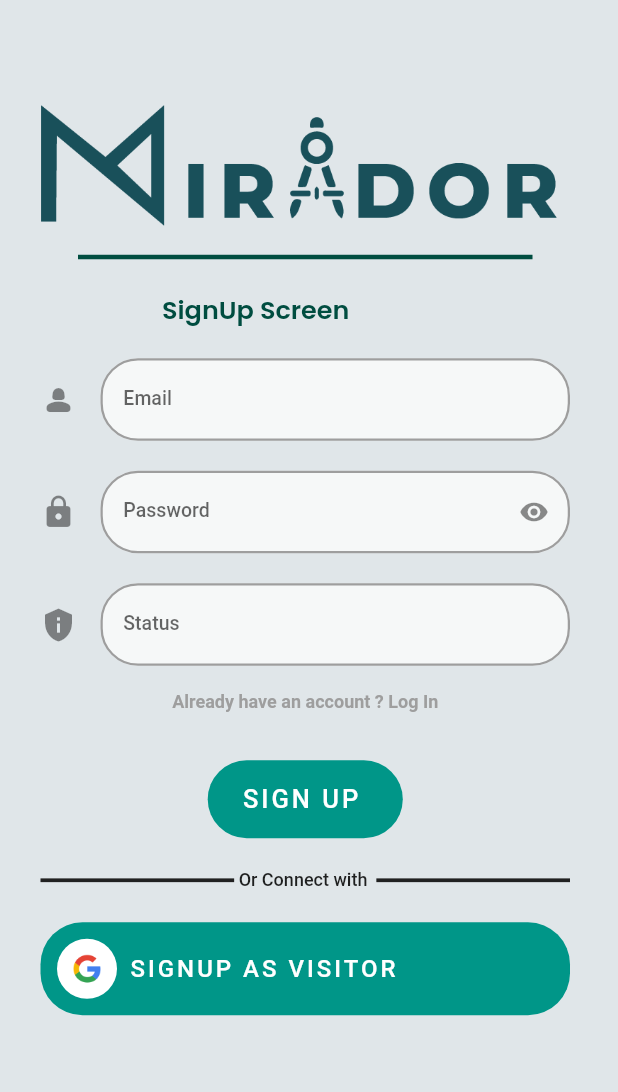
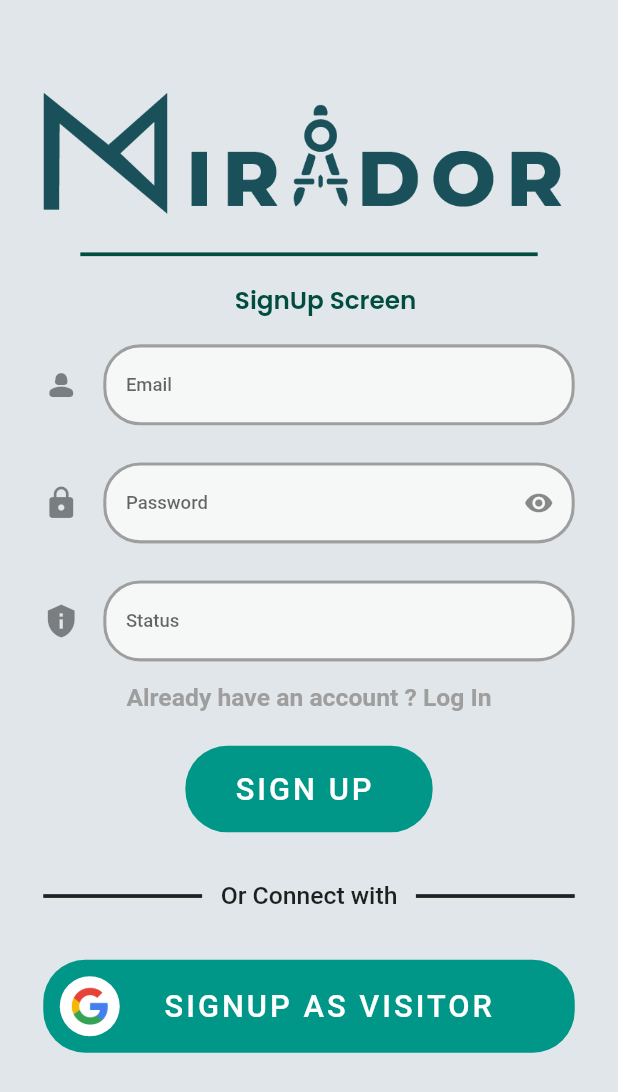
Before and after one commit to maryam-fatima/campus-mirador, a Flutter app: the screen it shows after launch, after a tap on "CONTINUE", on a phone screen of 412 x 824 dp. Shown: the top 1092 px of the screen. Run offline on Flutter 3.47's test engine with Material 2 defaults, Android fonts, the phone set to English and light mode, and no system bars; our stand-ins replace cloud_firestore, firebase_auth, firebase_core, font_awesome_flutter, google_fonts, google_sign_in and 2 more; missing offline and left inert: chat_gpt_sdk; accounts and stored records are empty; network calls fail.

Commit message:
made welcome & signup responsive

```diff
--- a/lib/screens/Authentication/signUp.dart
+++ b/lib/screens/Authentication/signUp.dart
@@ -28,43 +28,46 @@
 
   @override
   Widget build(BuildContext context) {
+    final Size screenSize = MediaQuery.of(context).size;
+    final double height = screenSize.height;
+    final double width = screenSize.width;
+
     return Scaffold(
       backgroundColor: Color(0xFFE0E6E9),
       body: SafeArea(
         child: Container(
-          margin: EdgeInsets.fromLTRB(7, 50, 12, 30),
-          padding: EdgeInsets.all(20),
+          margin: EdgeInsets.fromLTRB(
+              width * 0.02, height * 0.05, width * 0.02, height * 0.03),
+          padding: EdgeInsets.all(width * 0.05),
           decoration: BoxDecoration(
-              borderRadius: BorderRadius.circular(15),
+              borderRadius: BorderRadius.circular(width * 0.05),
               color: Color(0xFFE0E6E9)),
           child: Wrap(
-            spacing: 6,
+            spacing: width * 0.01,
             children: [
               Image(image: AssetImage('images/heading.png')),
               SizedBox(
-                height: 10,
+                height: height * 0.02,
               ),
               Divider(
                 color: Colors.teal.shade900,
                 //color of divider
-                height: 5,
-                //height spacing of divider
-                thickness: 3,
-                //thickness of divier line
-                indent: 25,
-                //spacing at the start of divider
-                endIndent: 25, //spacing at the end of divider
+                height: height * 0.005,
+                thickness: height * 0.003,
+                indent: width * 0.06,
+                endIndent: width * 0.06,
               ),
               SizedBox(
-                height: 40,
+                height: height * 0.04,
               ),
               Padding(
-                padding: const EdgeInsets.fromLTRB(75, 20, 0, 20),
+                padding: EdgeInsets.fromLTRB(
+                    width * 0.3, height * 0.02, 0, height * 0.02),
                 child: Text(
                   'SignUp Screen',
                   style: GoogleFonts.poppins(
                     textStyle: TextStyle(
-                      fontSize: 17,
+                      fontSize: width * 0.04,
                       color: Colors.teal.shade900,
                       fontWeight: FontWeight.w600,
                     ),
@@ -87,9 +90,9 @@
                     filled: true,
                     fillColor: Colors.white70,
                     enabledBorder: OutlineInputBorder(
-                        borderRadius: BorderRadius.circular(25),
+                        borderRadius: BorderRadius.circular(width * 0.06),
                         borderSide: BorderSide(
-                            width: 1.5, color: Colors.grey.shade500)),
+                            width: width * 0.005, color: Colors.grey.shade500)),
                     labelText: ' Email ',
                     hintText: 'Enter Your email',
                     icon: Icon(Icons.person_2_rounded)),
@@ -98,10 +101,11 @@
                     _email = value;
                   });
                 },
-                style: TextStyle(fontWeight: FontWeight.w500, fontSize: 13),
+                style: TextStyle(
+                    fontWeight: FontWeight.w500, fontSize: width * 0.03),
               ),
               SizedBox(
-                height: 20,
+                height: height * 0.03,
               ),
               TextFormField(
                 validator: (value) {
@@ -114,9 +118,9 @@
                     filled: true,
                     fillColor: Colors.white70,
                     enabledBorder: OutlineInputBorder(
-                        borderRadius: BorderRadius.circular(25),
+                        borderRadius: BorderRadius.circular(width * 0.06),
                         borderSide: BorderSide(
-                            width: 1.5, color: Colors.grey.shade500)),
+                            width: width * 0.005, color: Colors.grey.shade500)),
                     labelText: ' Password',
                     hintText: 'Enter Your Password',
                     suffixIcon: IconButton(
@@ -136,11 +140,12 @@
                     _password = value;
                   });
                 },
-                style: TextStyle(fontWeight: FontWeight.w500, fontSize: 13),
+                style: TextStyle(
+                    fontWeight: FontWeight.w500, fontSize: width * 0.03),
                 obscureText: true,
               ),
               SizedBox(
-                height: 20,
+                height: height * 0.03,
               ),
               TextFormField(
                 validator: (value) {
@@ -153,9 +158,9 @@
                     filled: true,
                     fillColor: Colors.white70,
                     enabledBorder: OutlineInputBorder(
-                        borderRadius: BorderRadius.circular(25),
+                        borderRadius: BorderRadius.circular(width * 0.06),
                         borderSide: BorderSide(
-                            width: 1.5, color: Colors.grey.shade500)),
+                            width: width * 0.005, color: Colors.grey.shade500)),
                     labelText: ' Status ',
                     hintText: 'Enter Your Status',
                     icon: Icon(Icons.privacy_tip)),
@@ -164,7 +169,8 @@
                     _status = value;
                   });
                 },
-                style: TextStyle(fontWeight: FontWeight.w500, fontSize: 13),
+                style: TextStyle(
+                    fontWeight: FontWeight.w500, fontSize: width * 0.03),
               ),
               Row(
                 mainAxisAlignment: MainAxisAlignment.center,
@@ -183,7 +189,7 @@
                     child: Text(
                       'Already have an account ? Log In',
                       style: TextStyle(
-                          fontSize: 12,
+                          fontSize: MediaQuery.of(context).size.width * 0.04,
                           color: update_color,
                           fontWeight: FontWeight.w700),
                     ),
@@ -192,11 +198,14 @@
               ),
               Center(
                 child: Container(
+                  width: width * 0.4,
+                  height: height * 0.07,
                   decoration: BoxDecoration(
                       shape: BoxShape.rectangle,
                       color: Colors.teal.shade500,
                       borderRadius: BorderRadius.circular(28)),
-                  margin: EdgeInsets.only(top: 15),
+                  margin: EdgeInsets.only(
+                      top: MediaQuery.of(context).size.height * 0.01),
                   padding: EdgeInsets.all(2),
                   child: TextButton(
                     //yeh sign up wala press hai
@@ -224,15 +233,13 @@
                       style: TextStyle(
                           fontWeight: FontWeight.w500,
                           color: Colors.white,
-                          fontSize: 17,
+                          fontSize: MediaQuery.of(context).size.width * 0.05,
                           letterSpacing: 2),
                     ),
                   ),
                 ),
               ),
-              SizedBox(
-                height: 20,
-              ),
+              SizedBox(height: MediaQuery.of(context).size.height * 0.04),
               Row(
                 children: [
                   Expanded(
@@ -240,10 +247,15 @@
                     thickness: 2.5,
                     color: Colors.grey.shade900,
                   )),
+                  SizedBox(width: MediaQuery.of(context).size.width * 0.03),
                   Text(
-                    ' Or Connect with  ',
-                    style: TextStyle(fontSize: 12, fontWeight: FontWeight.w500),
+                    'Or Connect with',
+                    style: TextStyle(
+                      fontSize: MediaQuery.of(context).size.width * 0.04,
+                      fontWeight: FontWeight.w500,
+                    ),
                   ),
+                  SizedBox(width: MediaQuery.of(context).size.width * 0.03),
                   Expanded(
                       child: Divider(
                     thickness: 2.5,
@@ -252,7 +264,7 @@
                 ],
               ),
               SizedBox(
-                height: 20,
+                height: height * 0.04,
               ),
               Container(
                 padding: EdgeInsets.all(3),
@@ -274,26 +286,27 @@
                           backgroundColor: Colors.white,
                           child: Image(
                             image: AssetImage('images/google_icon.png'),
-                            width: 30,
-                            height: 30,
+                            width: width * 0.4,
+                            height: height * 0.4,
                           ),
                         ),
                         SizedBox(
-                          width: 8,
+                          width: width * 0.07,
                         ),
                         Text(
                           "SIGNUP AS VISITOR",
                           style: TextStyle(
                               fontWeight: FontWeight.w500,
                               color: Colors.white,
-                              fontSize: 16,
+                              fontSize:
+                                  MediaQuery.of(context).size.width * 0.05,
                               letterSpacing: 2),
                         ),
                       ],
                     )),
               ),
               SizedBox(
-                height: 20,
+                height: height * 0.03,
               ),
             ],
           ),
--- a/lib/screens/Welcome.dart
+++ b/lib/screens/Welcome.dart
@@ -11,6 +11,9 @@
 
   @override
   Widget build(BuildContext context) {
+    final screenWidth = MediaQuery.of(context).size.width;
+    final screenHeight = MediaQuery.of(context).size.height;
+
     return Scaffold(
       backgroundColor: Color(0xFF004D40),
       body: Center(
@@ -22,8 +25,14 @@
           child: Column(
             children: [
               Container(
-                margin: EdgeInsets.all(20),
-                padding: EdgeInsets.fromLTRB(7, 50, 0, 0),
+                margin: EdgeInsets.symmetric(
+                  horizontal: screenWidth * 0.05,
+                  vertical: screenHeight * 0.05,
+                ),
+                padding: EdgeInsets.symmetric(
+                  horizontal: screenWidth * 0.05,
+                  vertical: screenHeight * 0.02,
+                ),
                 child: IntrinsicHeight(
                   child: Row(
                     children: [
@@ -52,7 +61,7 @@
                             'CAMPUS',
                             style: GoogleFonts.montserrat(
                               textStyle: TextStyle(
-                                  fontSize: 25,
+                                  fontSize: screenWidth * 0.075,
                                   color: Colors.white,
                                   fontWeight: FontWeight.w500,
                                   letterSpacing: 2),
@@ -62,7 +71,7 @@
                             'MIRADOR',
                             style: GoogleFonts.montserrat(
                               textStyle: TextStyle(
-                                  fontSize: 25,
+                                  fontSize: screenWidth * 0.075,
                                   color: Colors.white,
                                   fontWeight: FontWeight.w500,
                                   letterSpacing: 2),
@@ -75,15 +84,19 @@
                 ),
               ),
               SizedBox(
-                height: 10,
+                height: screenHeight * 0.5,
               ),
-              Container(
+              FittedBox(
+                child: Container(
                   decoration: BoxDecoration(
                       shape: BoxShape.rectangle,
                       color: Colors.teal.shade500,
                       borderRadius: BorderRadius.circular(10)),
-                margin: EdgeInsets.only(top: 420),
-                padding: EdgeInsets.all(9),
+                  margin: EdgeInsets.symmetric(
+                    horizontal: screenWidth * 0.05,
+                    vertical: screenHeight * 0.05,
+                  ),
+                  padding: EdgeInsets.all(screenWidth * 0.03),
                   child: TextButton(
                     onPressed: () {
                       // Navigation to Signup Screen
@@ -102,6 +115,7 @@
                           letterSpacing: 2),
                     ),
                   ),
+                ),
               )
             ],
           ),
```
Lines whose indentation alone changed are shown as unchanged.
